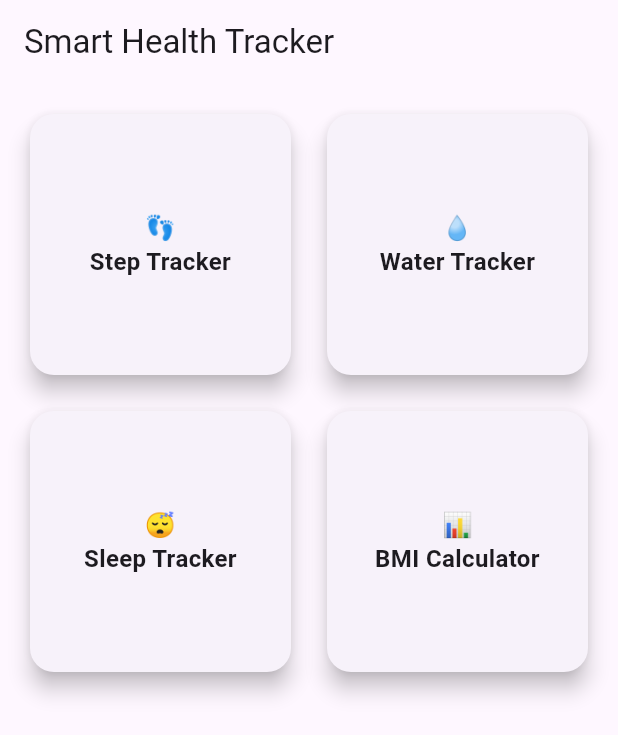
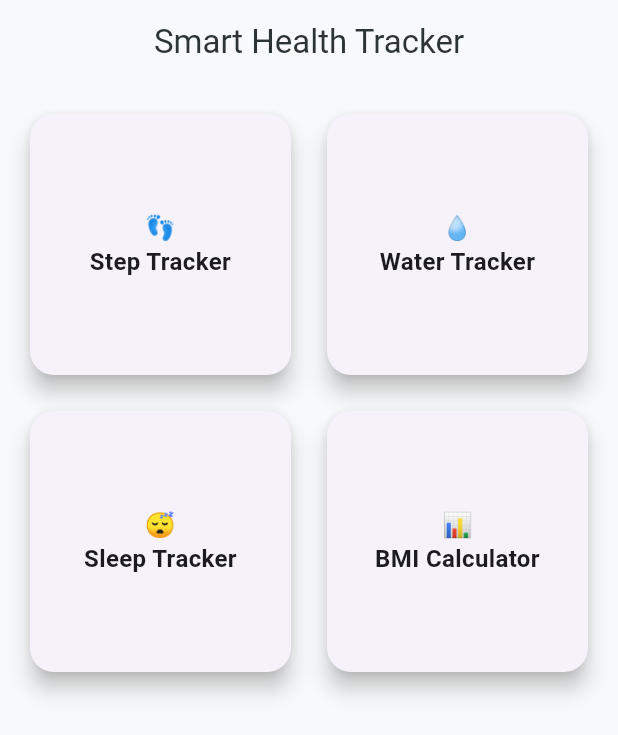
Before and after one commit to priyanshi-devOps11/Smart-Health-Tracker, a Flutter app: the screen it shows after launch, on a phone screen of 412 x 824 dp. Shown: the top 735 px of the screen. Run offline on Flutter 3.47's test engine with Material 3 defaults, Android fonts, the phone set to English and light mode, and no system bars; our stand-ins replace fl_chart, flutter_local_notifications, pedometer, permission_handler, shared_preferences, timezone; Roboto replaces fonts that are missing (Poppins).

Commit message:
updated main.dart

```diff
--- a/lib/main.dart
+++ b/lib/main.dart
@@ -1,7 +1,13 @@
 import 'package:flutter/material.dart';
+import 'package:flutter/services.dart';
 import 'screens/home_screen.dart';
 
 void main() {
+  WidgetsFlutterBinding.ensureInitialized();
+  SystemChrome.setPreferredOrientations([
+    DeviceOrientation.portraitUp,
+    DeviceOrientation.portraitDown,
+  ]);
   runApp(const MyApp());
 }
 
@@ -12,8 +18,30 @@ class MyApp extends StatelessWidget {
   Widget build(BuildContext context) {
     return MaterialApp(
       debugShowCheckedModeBanner: false,
-      title: 'Smart Health Tracker MVP',
-      home: HomeScreen(),
+      title: 'Smart Health Tracker',
+      theme: ThemeData(
+        useMaterial3: true,
+        colorScheme: ColorScheme.fromSeed(
+          seedColor: const Color(0xFF6C63FF),
+          brightness: Brightness.light,
+        ),
+        scaffoldBackgroundColor: const Color(0xFFF8F9FA),
+        fontFamily: 'Poppins',
+        appBarTheme: const AppBarTheme(
+          elevation: 0,
+          centerTitle: true,
+          backgroundColor: Colors.transparent,
+          foregroundColor: Color(0xFF2D3436),
+          systemOverlayStyle: SystemUiOverlayStyle.dark,
+        ),
+        cardTheme: CardTheme(
+          elevation: 0,
+          shape: RoundedRectangleBorder(
+            borderRadius: BorderRadius.circular(20),
+          ),
+        ),
+      ),
+      home: const HomeScreen(),
     );
   }
 }
```
